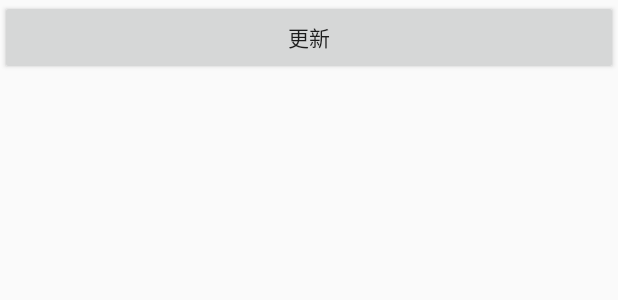
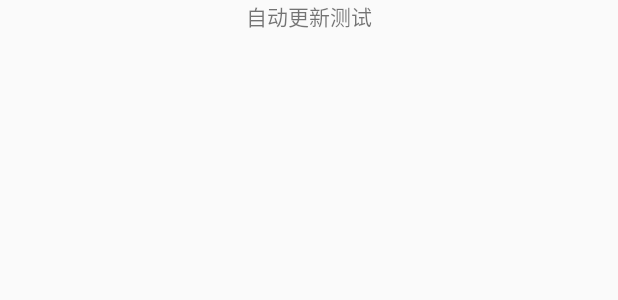
Before and after one commit to kongxiaoan/BuglyDemo, an Android app: the layout main_activity.xml on its own in the app's theme, with its tools: preview values and no code run, on a phone screen of 412 x 824 dp. Shown: the top 300 px of the screen. Run offline under Robolectric (Android 15) with nearby library versions, the phone set to English and light mode, and no system bars.

```diff
--- a/app/build.gradle
+++ b/app/build.gradle
@@ -10,8 +10,8 @@ android {
         applicationId "com.kpa.buglydemo"
         minSdkVersion 23
         targetSdkVersion 27
-        versionCode 3
-        versionName "1.0.1"
+        versionCode 5
+        versionName "1.0.4"
         testInstrumentationRunner "androidx.test.runner.AndroidJUnitRunner"
         ndk {
             //设置支持的SO库架构
@@ -34,5 +34,5 @@ dependencies {
     implementation 'com.blankj:utilcode:1.21.0'
     implementation 'com.android.support:appcompat-v7:27.1.1'
     implementation 'com.android.support:recyclerview-v7:27.1.1'
-    implementation 'com.tencent.bugly:crashreport_upgrade:latest.release'//其中latest.release指代最新版本号，也可以指定明确的版本号，例如1.2.0
+    implementation 'com.tencent.bugly:crashreport_upgrade:1.3.5'//其中latest.release指代最新版本号，也可以指定明确的版本号，例如1.2.0
 }
--- a/app/src/main/java/com/kpa/buglydemo/MainActivity.kt
+++ b/app/src/main/java/com/kpa/buglydemo/MainActivity.kt
@@ -10,8 +10,6 @@ class MainActivity : AppCompatActivity() {
     override fun onCreate(savedInstanceState: Bundle?) {
         super.onCreate(savedInstanceState)
         setContentView(R.layout.main_activity)
-        button.setOnClickListener {
-            Beta.checkUpgrade()
-        }
+
     }
 }
--- a/app/src/main/res/layout/main_activity.xml
+++ b/app/src/main/res/layout/main_activity.xml
@@ -7,11 +7,10 @@
     tools:context=".MainActivity">
 
 
-    <Button
+    <TextView
+        android:gravity="center"
         android:layout_width="match_parent"
-        android:layout_height="50dp"
-        android:text="更新"
-        android:id="@+id/button"
-        />
+        android:layout_height="wrap_content"
+        android:text="自动更新测试" />
 
 </RelativeLayout>
```
Also changed, not shown: app/src/main/AndroidManifest.xml (+10 -0 lines), app/src/main/java/com/kpa/buglydemo/BuglyApplication.kt (+58 -2 lines), 2 other files.
